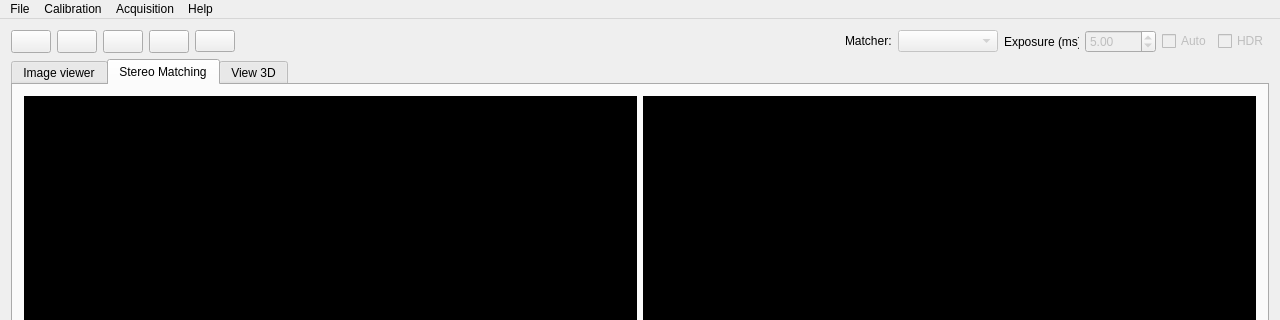
First picture: the form in src/mainwindow.ui, repository i3drobotics/stereo-vision-toolkit, before the edit; both pictures show x 0 to 1280 and y 0 to 320 of the 1280 by 800 pixel window.
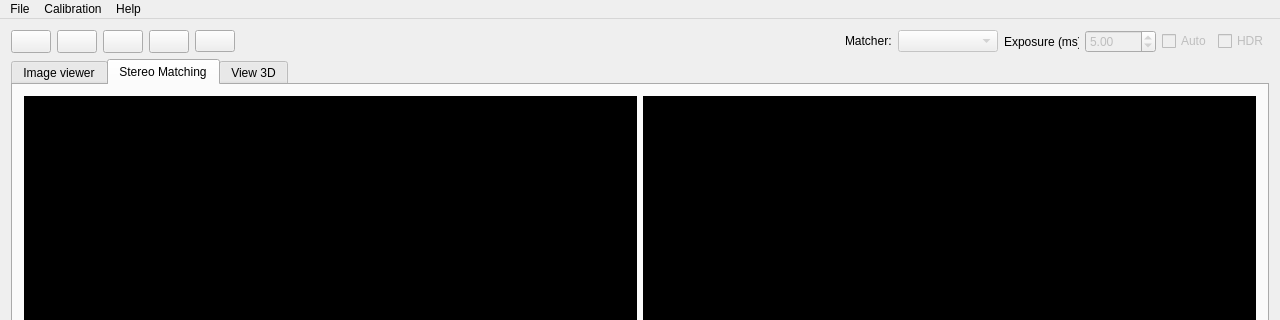
Second picture: the form after the edit.

```diff
--- a/src/mainwindow.ui
+++ b/src/mainwindow.ui
@@ -728,7 +728,7 @@
      <x>0</x>
      <y>0</y>
      <width>1280</width>
-     <height>21</height>
+     <height>25</height>
     </rect>
    </property>
    <widget class="QMenu" name="menuFile">
@@ -739,11 +739,6 @@
     <addaction name="actionLoad_Video"/>
     <addaction name="actionExit"/>
    </widget>
-   <widget class="QMenu" name="menuAcquisition">
-    <property name="title">
-     <string>Acquisition</string>
-    </property>
-   </widget>
    <widget class="QMenu" name="menuHelp">
     <property name="title">
      <string>Help</string>
@@ -759,7 +754,6 @@
    </widget>
    <addaction name="menuFile"/>
    <addaction name="menuCalibration"/>
-   <addaction name="menuAcquisition"/>
    <addaction name="menuHelp"/>
   </widget>
   <widget class="QStatusBar" name="statusBar"/>
```
Left out of the diff: 6 changed lines with no effect on the pictures.
